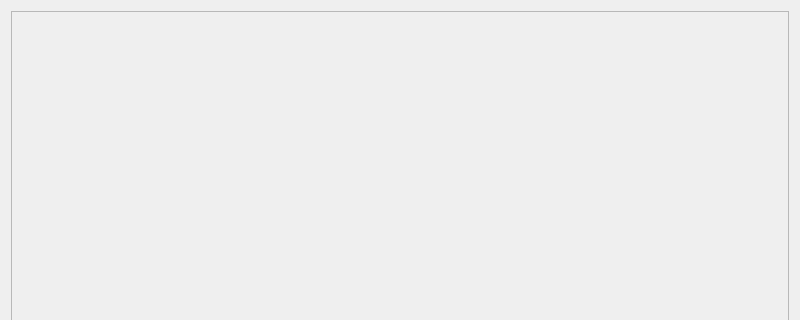
This is insect/sm_grid_planner/src/mainUI.ui in robocomp/robocomp-shadow as Qt 5 draws it before an edit; both pictures show x 0 to 800 and y 0 to 320 of the 800 by 600 pixel window. The edited form follows.
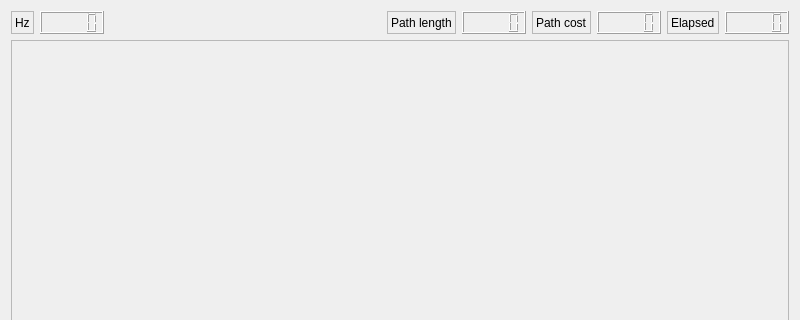
This is the edited form.

Diff of the .ui file:
```diff
--- a/insect/sm_grid_planner/src/mainUI.ui
+++ b/insect/sm_grid_planner/src/mainUI.ui
@@ -13,16 +13,141 @@
   <property name="windowTitle">
    <string>robot_driver</string>
   </property>
-  <layout class="QVBoxLayout" name="verticalLayout">
+  <layout class="QVBoxLayout" name="verticalLayout_2">
    <item>
-    <widget class="QFrame" name="frame">
-     <property name="frameShape">
-      <enum>QFrame::StyledPanel</enum>
-     </property>
-     <property name="frameShadow">
-      <enum>QFrame::Raised</enum>
-     </property>
-    </widget>
+    <layout class="QVBoxLayout" name="verticalLayout">
+     <item>
+      <layout class="QHBoxLayout" name="horizontalLayout_4">
+       <item>
+        <layout class="QHBoxLayout" name="horizontalLayout">
+         <item>
+          <widget class="QLabel" name="label">
+           <property name="frameShape">
+            <enum>QFrame::StyledPanel</enum>
+           </property>
+           <property name="text">
+            <string>Hz</string>
+           </property>
+          </widget>
+         </item>
+         <item>
+          <widget class="QLCDNumber" name="lcdNumber_hz">
+           <property name="font">
+            <font>
+             <family>Ubuntu</family>
+             <pointsize>12</pointsize>
+             <weight>75</weight>
+             <bold>true</bold>
+            </font>
+           </property>
+          </widget>
+         </item>
+        </layout>
+       </item>
+       <item>
+        <spacer name="horizontalSpacer">
+         <property name="orientation">
+          <enum>Qt::Horizontal</enum>
+         </property>
+         <property name="sizeHint" stdset="0">
+          <size>
+           <width>40</width>
+           <height>20</height>
+          </size>
+         </property>
+        </spacer>
+       </item>
+       <item>
+        <layout class="QHBoxLayout" name="horizontalLayout_2">
+         <item>
+          <widget class="QLabel" name="label_2">
+           <property name="frameShape">
+            <enum>QFrame::StyledPanel</enum>
+           </property>
+           <property name="text">
+            <string>Path length</string>
+           </property>
+          </widget>
+         </item>
+         <item>
+          <widget class="QLCDNumber" name="lcdNumber_length">
+           <property name="font">
+            <font>
+             <weight>75</weight>
+             <bold>true</bold>
+            </font>
+           </property>
+          </widget>
+         </item>
+        </layout>
+       </item>
+       <item>
+        <layout class="QHBoxLayout" name="horizontalLayout_3">
+         <item>
+          <widget class="QLabel" name="label_3">
+           <property name="frameShape">
+            <enum>QFrame::StyledPanel</enum>
+           </property>
+           <property name="text">
+            <string>Path cost</string>
+           </property>
+          </widget>
+         </item>
+         <item>
+          <widget class="QLCDNumber" name="lcdNumber_cost">
+           <property name="font">
+            <font>
+             <weight>75</weight>
+             <bold>true</bold>
+            </font>
+           </property>
+          </widget>
+         </item>
+         <item>
+          <layout class="QHBoxLayout" name="horizontalLayout_5">
+           <item>
+            <widget class="QLabel" name="label_4">
+             <property name="frameShape">
+              <enum>QFrame::StyledPanel</enum>
+             </property>
+             <property name="text">
+              <string>Elapsed</string>
+             </property>
+            </widget>
+           </item>
+           <item>
+            <widget class="QLCDNumber" name="lcdNumber_elapsed">
+             <property name="font">
+              <font>
+               <weight>75</weight>
+               <bold>true</bold>
+              </font>
+             </property>
+            </widget>
+           </item>
+          </layout>
+         </item>
+        </layout>
+       </item>
+      </layout>
+     </item>
+     <item>
+      <widget class="QFrame" name="frame">
+       <property name="sizePolicy">
+        <sizepolicy hsizetype="Preferred" vsizetype="Expanding">
+         <horstretch>0</horstretch>
+         <verstretch>0</verstretch>
+        </sizepolicy>
+       </property>
+       <property name="frameShape">
+        <enum>QFrame::StyledPanel</enum>
+       </property>
+       <property name="frameShadow">
+        <enum>QFrame::Raised</enum>
+       </property>
+      </widget>
+     </item>
+    </layout>
    </item>
   </layout>
  </widget>
```
